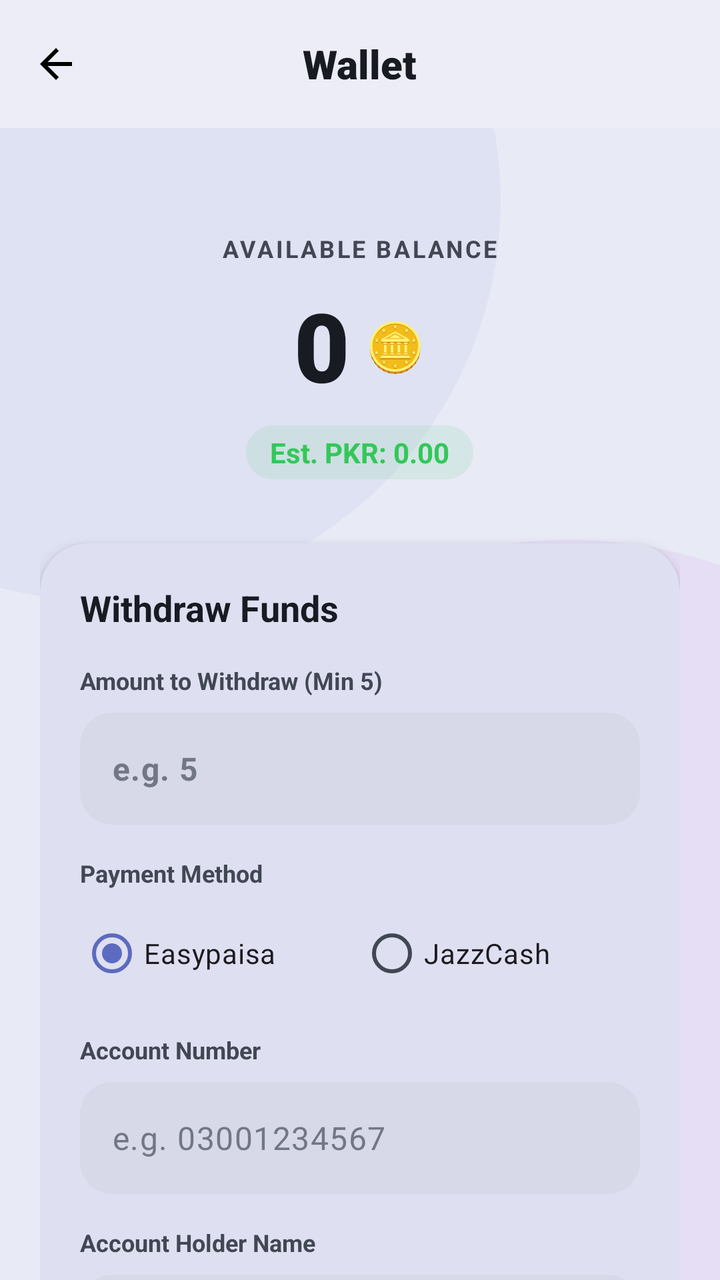
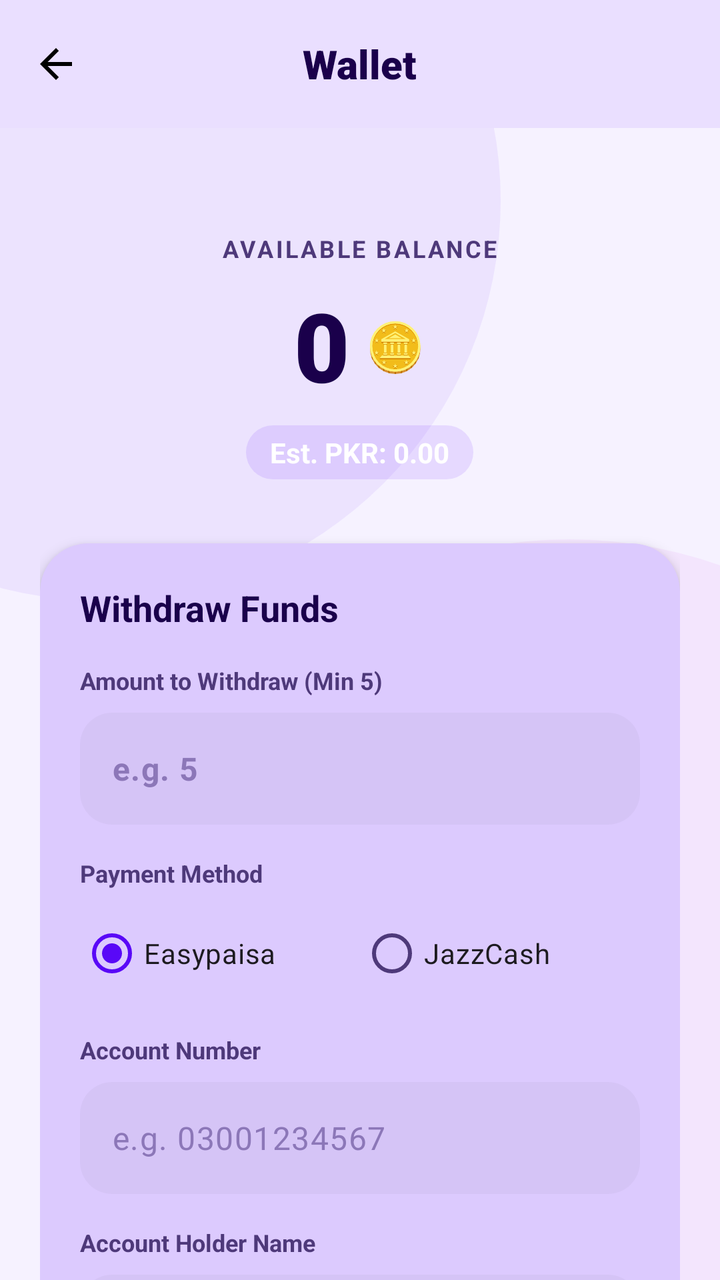

Two renders of the same Android screen: before a commit and after it. Below are the layout's source before the change and the commit's diff.
<!-- AndroidManifest.xml: activity theme Theme.ChatSnap.NoActionBar -->
<!-- res/layout/activity_wallet.xml -->
<?xml version="1.0" encoding="utf-8"?>
<androidx.coordinatorlayout.widget.CoordinatorLayout xmlns:android="http://schemas.android.com/apk/res/android"
    xmlns:app="http://schemas.android.com/apk/res-auto"
    xmlns:tools="http://schemas.android.com/tools"
    android:layout_width="match_parent"
    android:layout_height="match_parent"
    android:background="?android:attr/windowBackground"
    tools:context=".WalletActivity">

    <include layout="@layout/layout_bubbles" />

    <com.google.android.material.appbar.AppBarLayout
        android:layout_width="match_parent"
        android:layout_height="wrap_content"
        android:background="?attr/colorSurface"
        app:elevation="0dp">

        <androidx.appcompat.widget.Toolbar
            android:id="@+id/toolbar"
            android:layout_width="match_parent"
            android:layout_height="?attr/actionBarSize"
            app:navigationIcon="@drawable/ic_back">

            <TextView
                android:layout_width="wrap_content"
                android:layout_height="wrap_content"
                android:layout_gravity="center"
                android:fontFamily="sans-serif-black"
                android:text="Wallet"
                android:textColor="?android:attr/textColorPrimary"
                android:textSize="20sp" />
        </androidx.appcompat.widget.Toolbar>
    </com.google.android.material.appbar.AppBarLayout>

    <androidx.core.widget.NestedScrollView
        android:layout_width="match_parent"
        android:layout_height="match_parent"
        app:layout_behavior="@string/appbar_scrolling_view_behavior">

        <LinearLayout
            android:layout_width="match_parent"
            android:layout_height="wrap_content"
            android:orientation="vertical"
            android:padding="20dp">

            
            <LinearLayout
                android:layout_width="match_parent"
                android:layout_height="wrap_content"
                android:gravity="center"
                android:orientation="vertical"
                android:paddingVertical="32dp">

                <TextView
                    android:layout_width="wrap_content"
                    android:layout_height="wrap_content"
                    android:letterSpacing="0.1"
                    android:text="AVAILABLE BALANCE"
                    android:textColor="?android:attr/textColorSecondary"
                    android:textSize="12sp"
                    android:textStyle="bold" />

                <LinearLayout
                    android:layout_width="wrap_content"
                    android:layout_height="wrap_content"
                    android:layout_marginTop="8dp"
                    android:gravity="center_vertical"
                    android:orientation="horizontal">

                    <TextView
                        android:id="@+id/tvBalance"
                        android:layout_width="wrap_content"
                        android:layout_height="wrap_content"
                        android:fontFamily="sans-serif-black"
                        android:text="0"
                        android:textColor="?android:attr/textColorPrimary"
                        android:textSize="48sp" />

                    <TextView
                        android:layout_width="wrap_content"
                        android:layout_height="wrap_content"
                        android:layout_marginStart="8dp"
                        android:text="🪙"
                        android:textSize="24sp" />
                </LinearLayout>

                <TextView
                    android:id="@+id/tvEstPkr"
                    android:layout_width="wrap_content"
                    android:layout_height="wrap_content"
                    android:layout_marginTop="8dp"
                    android:background="@drawable/bg_green_chip"
                    android:paddingHorizontal="12dp"
                    android:paddingVertical="4dp"
                    android:text="Est. PKR: 0.00"
                    android:textColor="#34C759"
                    android:textStyle="bold" />
            </LinearLayout>

            
            <com.google.android.material.card.MaterialCardView
                android:layout_width="match_parent"
                android:layout_height="wrap_content"
                app:cardBackgroundColor="?attr/colorSurface"
                app:cardCornerRadius="24dp"
                app:cardElevation="4dp"
                app:strokeWidth="0dp">

                <LinearLayout
                    android:layout_width="match_parent"
                    android:layout_height="wrap_content"
                    android:orientation="vertical"
                    android:padding="20dp">

                    <TextView
                        android:layout_width="wrap_content"
                        android:layout_height="wrap_content"
                        android:text="Withdraw Funds"
                        android:textColor="?android:attr/textColorPrimary"
                        android:textSize="18sp"
                        android:textStyle="bold" />

                    <TextView
                        android:layout_width="wrap_content"
                        android:layout_height="wrap_content"
                        android:layout_marginTop="16dp"
                        android:text="Amount to Withdraw (Min 5)"
                        android:textColor="?android:attr/textColorSecondary"
                        android:textSize="12sp"
                        android:textStyle="bold" />

                    <EditText
                        android:id="@+id/etWithdrawAmount"
                        android:layout_width="match_parent"
                        android:layout_height="56dp"
                        android:layout_marginTop="8dp"
                        android:background="@drawable/bg_input"
                        android:hint="e.g. 5"
                        android:inputType="number"
                        android:paddingHorizontal="16dp"
                        android:textColor="?android:attr/textColorPrimary"
                        android:textStyle="bold" />

                    <TextView
                        android:layout_width="wrap_content"
                        android:layout_height="wrap_content"
                        android:layout_marginTop="16dp"
                        android:text="Payment Method"
                        android:textColor="?android:attr/textColorSecondary"
                        android:textSize="12sp"
                        android:textStyle="bold" />

                    <RadioGroup
                        android:id="@+id/rgPaymentMethod"
                        android:layout_width="match_parent"
                        android:layout_height="wrap_content"
                        android:layout_marginTop="8dp"
                        android:orientation="horizontal">

                        <RadioButton
                            android:id="@+id/rbEasypaisa"
                            android:layout_width="0dp"
                            android:layout_height="wrap_content"
                            android:layout_weight="1"
                            android:checked="true"
                            android:text="Easypaisa"
                            android:buttonTint="@color/primary" />

                        <RadioButton
                            android:id="@+id/rbJazzCash"
                            android:layout_width="0dp"
                            android:layout_height="wrap_content"
                            android:layout_weight="1"
                            android:text="JazzCash"
                            android:buttonTint="@color/primary" />
                    </RadioGroup>

                    <TextView
                        android:layout_width="wrap_content"
                        android:layout_height="wrap_content"
                        android:layout_marginTop="16dp"
                        android:text="Account Number"
                        android:textColor="?android:attr/textColorSecondary"
                        android:textSize="12sp"
                        android:textStyle="bold" />

                    <EditText
                        android:id="@+id/etAccountNumber"
                        android:layout_width="match_parent"
                        android:layout_height="56dp"
                        android:layout_marginTop="8dp"
                        android:background="@drawable/bg_input"
                        android:hint="e.g. 03001234567"
                        android:inputType="phone"
                        android:paddingHorizontal="16dp"
                        android:textColor="?android:attr/textColorPrimary" />

                    <TextView
                        android:layout_width="wrap_content"
                        android:layout_height="wrap_content"
                        android:layout_marginTop="16dp"
                        android:text="Account Holder Name"
                        android:textColor="?android:attr/textColorSecondary"
                        android:textSize="12sp"
                        android:textStyle="bold" />

                    <EditText
                        android:id="@+id/etAccountName"
                        android:layout_width="match_parent"
                        android:layout_height="56dp"
                        android:layout_marginTop="8dp"
                        android:background="@drawable/bg_input"
                        android:hint="Full Name"
                        android:inputType="textPersonName"
                        android:paddingHorizontal="16dp"
                        android:textColor="?android:attr/textColorPrimary" />

                    <Button
                        android:id="@+id/btnSubmitRequest"
                        android:layout_width="match_parent"
                        android:layout_height="56dp"
                        android:layout_marginTop="24dp"
                        android:backgroundTint="@color/primary"
                        android:text="Submit Request"
                        android:textAllCaps="false"
                        android:textColor="#FFFFFF"
                        android:textSize="16sp"
                        android:textStyle="bold"
                        app:cornerRadius="28dp" />
                </LinearLayout>
            </com.google.android.material.card.MaterialCardView>

            
            <LinearLayout
                android:layout_width="match_parent"
                android:layout_height="wrap_content"
                android:layout_marginTop="32dp"
                android:layout_marginBottom="16dp"
                android:gravity="center_vertical"
                android:orientation="horizontal">

                <ImageView
                    android:layout_width="20dp"
                    android:layout_height="20dp"
                    android:src="@drawable/ic_history"
                    app:tint="?android:attr/textColorPrimary" />

                <TextView
                    android:layout_width="wrap_content"
                    android:layout_height="wrap_content"
                    android:layout_marginStart="8dp"
                    android:text="Recent Transactions"
                    android:textColor="?android:attr/textColorPrimary"
                    android:textSize="20sp"
                    android:textStyle="bold" />
            </LinearLayout>

            <androidx.recyclerview.widget.RecyclerView
                android:id="@+id/rvTransactions"
                android:layout_width="match_parent"
                android:layout_height="wrap_content"
                android:nestedScrollingEnabled="false"
                tools:listitem="@layout/item_transaction" />

            <TextView
                android:id="@+id/tvNoTransactions"
                android:layout_width="match_parent"
                android:layout_height="wrap_content"
                android:layout_marginTop="32dp"
                android:gravity="center"
                android:text="No transactions yet."
                android:textColor="?android:attr/textColorSecondary"
                android:visibility="gone" />

            <ProgressBar
                android:id="@+id/progressBar"
                android:layout_width="wrap_content"
                android:layout_height="wrap_content"
                android:layout_gravity="center"
                android:layout_marginTop="32dp"
                android:visibility="gone" />

        </LinearLayout>
    </androidx.core.widget.NestedScrollView>

</androidx.coordinatorlayout.widget.CoordinatorLayout>
<!-- res/layout/layout_bubbles.xml (included above) -->
<?xml version="1.0" encoding="utf-8"?>
<merge xmlns:android="http://schemas.android.com/apk/res/android"
    xmlns:app="http://schemas.android.com/apk/res-auto">

    
    <View
        android:layout_width="400dp"
        android:layout_height="400dp"
        android:layout_gravity="top|start"
        android:layout_marginTop="-100dp"
        android:layout_marginStart="-150dp"
        android:background="@drawable/bg_bubble"
        android:backgroundTint="?attr/colorPrimary"
        android:alpha="0.06"
        android:translationZ="-10dp" />

    
    <View
        android:layout_width="450dp"
        android:layout_height="450dp"
        android:layout_gravity="bottom|end"
        android:layout_marginBottom="-80dp"
        android:layout_marginEnd="-150dp"
        android:background="@drawable/bg_bubble"
        android:backgroundTint="#C500E6"
        android:alpha="0.05"
        android:translationZ="-10dp" />

</merge>
<!-- res/layout/item_transaction.xml (included above) -->
<?xml version="1.0" encoding="utf-8"?>
<LinearLayout xmlns:android="http://schemas.android.com/apk/res/android"
    android:layout_width="match_parent"
    android:layout_height="wrap_content"
    android:layout_marginBottom="12dp"
    android:background="@drawable/bg_input"
    android:gravity="center_vertical"
    android:orientation="horizontal"
    android:padding="16dp">

    <View
        android:id="@+id/viewTypeIcon"
        android:layout_width="40dp"
        android:layout_height="40dp"
        android:background="@drawable/bg_icon_circle" />

    <LinearLayout
        android:layout_width="0dp"
        android:layout_height="wrap_content"
        android:layout_marginStart="12dp"
        android:layout_weight="1"
        android:orientation="vertical">

        <TextView
            android:id="@+id/tvTxSource"
            android:layout_width="wrap_content"
            android:layout_height="wrap_content"
            android:text="Earned"
            android:textColor="?android:attr/textColorPrimary"
            android:textSize="16sp"
            android:textStyle="bold" />

        <TextView
            android:id="@+id/tvTxDate"
            android:layout_width="wrap_content"
            android:layout_height="wrap_content"
            android:layout_marginTop="2dp"
            android:text="24 Apr 2024"
            android:textColor="?android:attr/textColorSecondary"
            android:textSize="12sp" />

        <TextView
            android:id="@+id/tvTxRef"
            android:layout_width="wrap_content"
            android:layout_height="wrap_content"
            android:layout_marginTop="4dp"
            android:text="#TXN-123456"
            android:textColor="?android:attr/textColorSecondary"
            android:textSize="10sp"
            android:fontFamily="monospace"
            android:alpha="0.7" />
    </LinearLayout>

    <LinearLayout
        android:layout_width="wrap_content"
        android:layout_height="wrap_content"
        android:gravity="end"
        android:orientation="vertical">

        <TextView
            android:id="@+id/tvTxAmount"
            android:layout_width="wrap_content"
            android:layout_height="wrap_content"
            android:text="+500"
            android:textColor="#34C759"
            android:textSize="18sp"
            android:textStyle="bold" />

        <TextView
            android:id="@+id/tvTxStatus"
            android:layout_width="wrap_content"
            android:layout_height="wrap_content"
            android:layout_marginTop="4dp"
            android:background="@drawable/bg_status_chip"
            android:paddingHorizontal="8dp"
            android:paddingVertical="2dp"
            android:text="Pending"
            android:textAllCaps="true"
            android:textColor="@color/primary"
            android:textSize="10sp"
            android:textStyle="bold"
            android:visibility="gone" />
    </LinearLayout>

</LinearLayout>
<!-- resources referenced by this layout -->
<resources>
  <color name="primary">#5C6BC0</color>
  <!-- drawable bg_bubble (drawable) -->
  <?xml version="1.0" encoding="utf-8"?>
  <shape xmlns:android="http://schemas.android.com/apk/res/android"
      android:shape="oval">
      <solid android:color="?attr/colorPrimary" />
  </shape>
  <!-- drawable bg_green_chip (drawable) -->
  <?xml version="1.0" encoding="utf-8"?>
  <shape xmlns:android="http://schemas.android.com/apk/res/android">
      <solid android:color="#1A34C759" />
      <corners android:radius="16dp" />
  </shape>
  <!-- drawable bg_icon_circle (drawable) -->
  <?xml version="1.0" encoding="utf-8"?>
  <shape xmlns:android="http://schemas.android.com/apk/res/android">
      <solid android:color="#10000000" />
      <corners android:radius="20dp" />
  </shape>
  <!-- drawable bg_input (drawable) -->
  <?xml version="1.0" encoding="utf-8"?>
  <shape xmlns:android="http://schemas.android.com/apk/res/android">
      <solid android:color="#08000000" />
      <corners android:radius="16dp" />
  </shape>
  <!-- drawable bg_status_chip (drawable) -->
  <?xml version="1.0" encoding="utf-8"?>
  <shape xmlns:android="http://schemas.android.com/apk/res/android">
      <solid android:color="#F0F0F0" />
      <corners android:radius="12dp" />
      <stroke android:width="1dp" android:color="#DDDDDD" />
  </shape>
  <!-- drawable ic_back (drawable) -->
  <vector xmlns:android="http://schemas.android.com/apk/res/android"
      android:width="24dp"
      android:height="24dp"
      android:viewportWidth="24"
      android:viewportHeight="24">
      <path
          android:fillColor="#FF000000"
          android:pathData="M20,11H7.83l5.59,-5.59L12,4l-8,8 8,8 1.41,-1.41L7.83,13H20v-2z" />
  </vector>
  <!-- drawable ic_history (drawable) -->
  <vector xmlns:android="http://schemas.android.com/apk/res/android"
      android:width="24dp"
      android:height="24dp"
      android:viewportWidth="24"
      android:viewportHeight="24">
      <path
          android:fillColor="#FF000000"
          android:pathData="M13,3c-4.97,0 -9,4.03 -9,9L1,12l3.89,3.89 0.07,0.14L9,12L6,12c0,-3.87 3.13,-7 7,-7s7,3.13 7,7 -3.13,7 -7,7c-1.93,0 -3.68,-0.79 -4.94,-2.06l-1.42,1.42C8.27,19.99 10.51,21 13,21c4.97,0 9,-4.03 9,-9s-4.03,-9 -9,-9zM12,8v5l4.28,2.54 0.72,-1.21 -3.5,-2.08L13.5,8L12,8z" />
  </vector>
  <style name="Theme.ChatSnap.NoActionBar">
          <item name="windowActionBar">false</item>
          <item name="windowNoTitle">true</item>
      </style>
</resources>

<!-- the commit's change to res/layout/activity_wallet.xml (unified diff, before → after) -->
@@ -93,7 +93,8 @@
                     android:paddingHorizontal="12dp"
                     android:paddingVertical="4dp"
                     android:text="Est. PKR: 0.00"
-                    android:textColor="#34C759"
+                    android:textColor="?attr/colorOnPrimary"
+                    android:backgroundTint="?attr/themeAccentColor"
                     android:textStyle="bold" />
             </LinearLayout>
 
@@ -164,7 +165,7 @@
                             android:layout_weight="1"
                             android:checked="true"
                             android:text="Easypaisa"
-                            android:buttonTint="@color/primary" />
+                            android:buttonTint="?attr/themeAccentColor" />
 
                         <RadioButton
                             android:id="@+id/rbJazzCash"
@@ -172,7 +173,7 @@
                             android:layout_height="wrap_content"
                             android:layout_weight="1"
                             android:text="JazzCash"
-                            android:buttonTint="@color/primary" />
+                            android:buttonTint="?attr/themeAccentColor" />
                     </RadioGroup>
 
                     <TextView
@@ -220,7 +221,7 @@
                         android:layout_width="match_parent"
                         android:layout_height="56dp"
                         android:layout_marginTop="24dp"
-                        android:backgroundTint="@color/primary"
+                        android:backgroundTint="?attr/themeAccentColor"
                         android:text="Submit Request"
                         android:textAllCaps="false"
                         android:textColor="#FFFFFF"
<!-- resource entries referenced after the edit -->
@@ -1,6 +1,6 @@
 <!-- resources referenced by this layout -->
 <resources>
-  <color name="primary">#5C6BC0</color>
+  <color name="primary">#5908f7</color>
   <!-- drawable bg_bubble (drawable) -->
   <?xml version="1.0" encoding="utf-8"?>
   <shape xmlns:android="http://schemas.android.com/apk/res/android"
